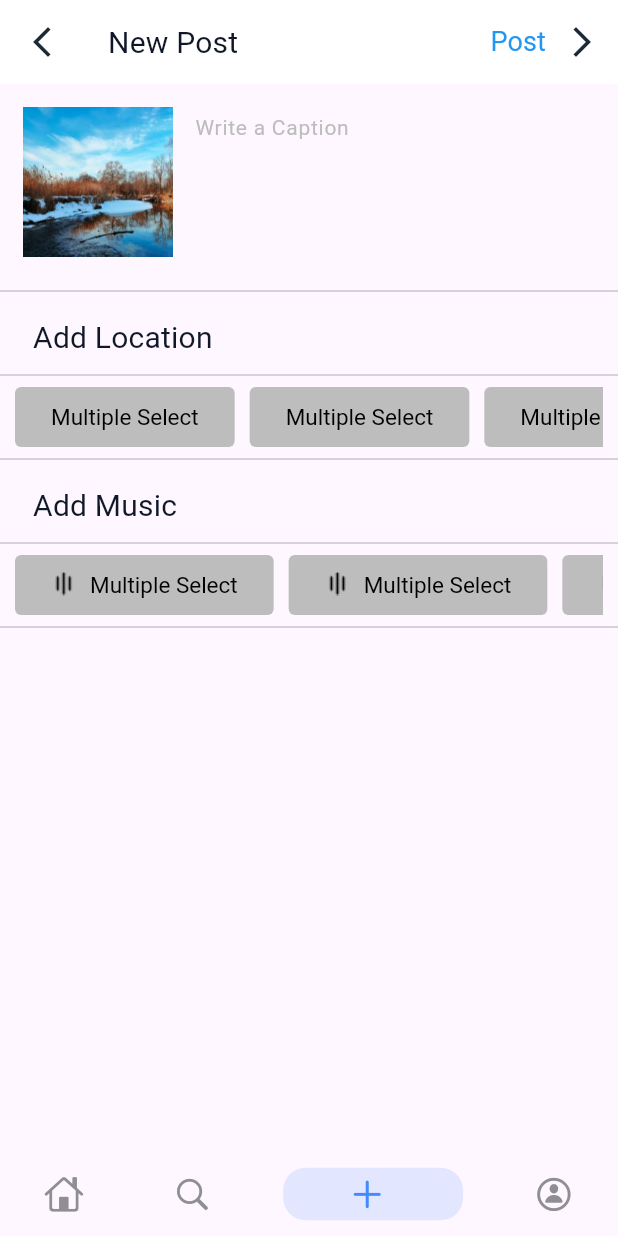
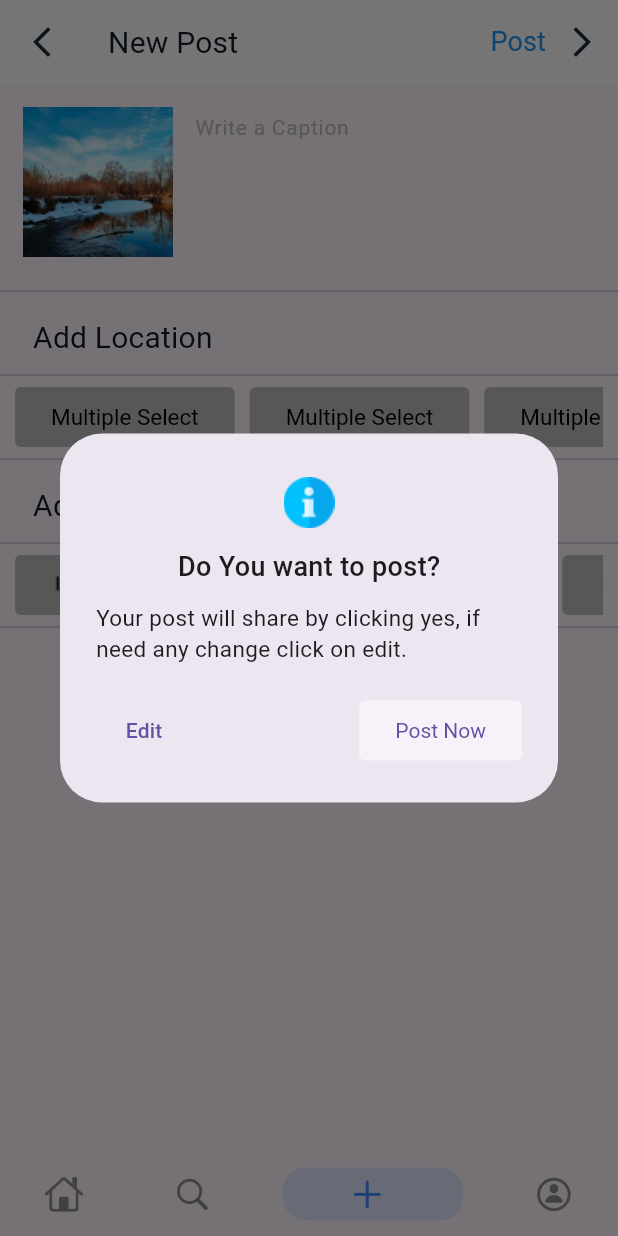
Before and after one commit to Hasan082/TalkBurst-Social, a Flutter app: the screen it shows after launch, item 3 of the bottom bar chosen, after a tap on the "arrow forward ios" icon, on a phone screen of 412 x 824 dp. Run offline on Flutter 3.47's test engine with Material 3 defaults, Android fonts, the phone set to English and light mode, and no system bars; drawn by our look-alikes of persistent_bottom_nav_bar; our stand-ins replace device_preview, get, package_info_plus; network calls fail.

Commit message:
Post Alert Dialog Done

```diff
--- a/lib/views/new_post_page.dart
+++ b/lib/views/new_post_page.dart
@@ -10,8 +10,15 @@ class NewPostPage extends StatefulWidget {
 
 class _NewPostPageState extends State<NewPostPage> {
   final TextEditingController _writeCaptionController=TextEditingController();
+
+  @override
+  void initState() {
+    super.initState();
+  }
   @override
   Widget build(BuildContext context) {
+
+
 
     return Scaffold(
       appBar: appBar(context),
@@ -50,14 +57,19 @@ class _NewPostPageState extends State<NewPostPage> {
       ),
       title:Text("New Post",style: Theme.of(context).textTheme.titleMedium,) ,
       actions: [
-        Center(child: Text("Post",style:Theme.of(context).textTheme.titleSmall?.apply(color: Colors.blue),)),
+        InkWell(
+            onTap: (){
+              _showAlertDialog(context);
+            },
+            child: Center(child: Text("Post",style:Theme.of(context).textTheme.titleSmall?.apply(color: Colors.blue),))
+        ),
         IconButton(
           icon: const Icon(
             Icons.arrow_forward_ios,
             color: Color.fromRGBO(29, 41, 57, 1),
           ),
           onPressed: () {
-
+            _showAlertDialog(context);
           },
         ),
 
@@ -225,3 +237,40 @@ SizedBox get addMusicButton{
     ),
   );
 }
+
+
+
+// Function to show the alert dialog
+Future<void> _showAlertDialog(BuildContext context) async {
+  return showDialog<void>(
+    context: context,
+    builder: (BuildContext context) {
+      return AlertDialog(
+
+        content: Column(
+          mainAxisSize: MainAxisSize.min,
+          children: [
+            Image.asset("assets/images/alert.png",width: 60,height: 60,),
+            const Text("Do You want to post?",style: TextStyle(fontSize: 18,fontWeight: FontWeight.w500),),
+            const SizedBox(height: 10,),
+            const Text("Your post will share by clicking yes, if need any change click on edit.",maxLines:2,style: TextStyle(fontSize: 15,),),
+            const SizedBox(height: 20,),
+            Row(
+              children: [
+                TextButton(
+                  onPressed: () {
+                    Navigator.of(context).pop(); // Close the alert dialog
+                  },
+                  child: Text('Edit'),
+                ),
+                const Spacer(),
+                ElevatedButton(onPressed: (){}, child: const Text('Post Now'))
+              ],
+            )
+          ],
+        ),
+
+      );
+    },
+  );
+}
```
Also changed, not shown: lib/views/dashboard_page.dart (+5 -3 lines), assets/images/alert.png (added).
